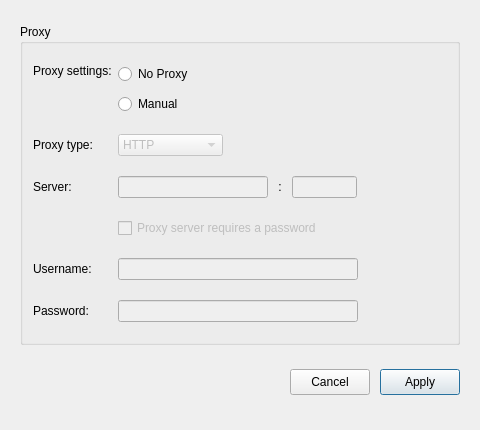
First picture: the form in src/MEGASync/gui/ui/ProxySettings.ui, repository meganz/MEGAsync, before the edit.
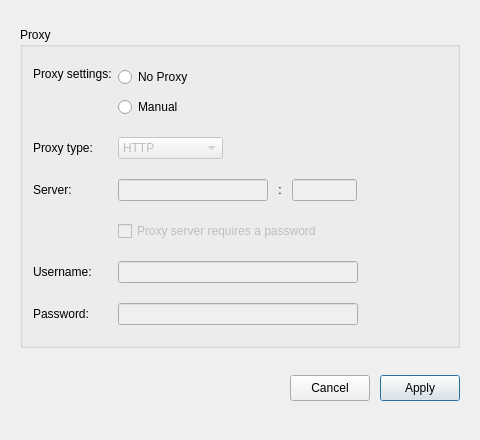
Second picture: the form after the edit. Custom widgets are drawn as their Qt base class.

Commit message: SNC-3941: Fixed proxy dialog for windows. Mr review.

Diff of the .ui file:
```diff
--- a/src/MEGASync/gui/ui/ProxySettings.ui
+++ b/src/MEGASync/gui/ui/ProxySettings.ui
@@ -10,7 +10,7 @@
     <x>0</x>
     <y>0</y>
     <width>480</width>
-    <height>430</height>
+    <height>440</height>
    </rect>
   </property>
   <property name="sizePolicy">
@@ -22,13 +22,13 @@
   <property name="minimumSize">
    <size>
     <width>480</width>
-    <height>430</height>
+    <height>440</height>
    </size>
   </property>
   <property name="maximumSize">
    <size>
     <width>480</width>
-    <height>430</height>
+    <height>440</height>
    </size>
   </property>
   <property name="windowTitle">
```
